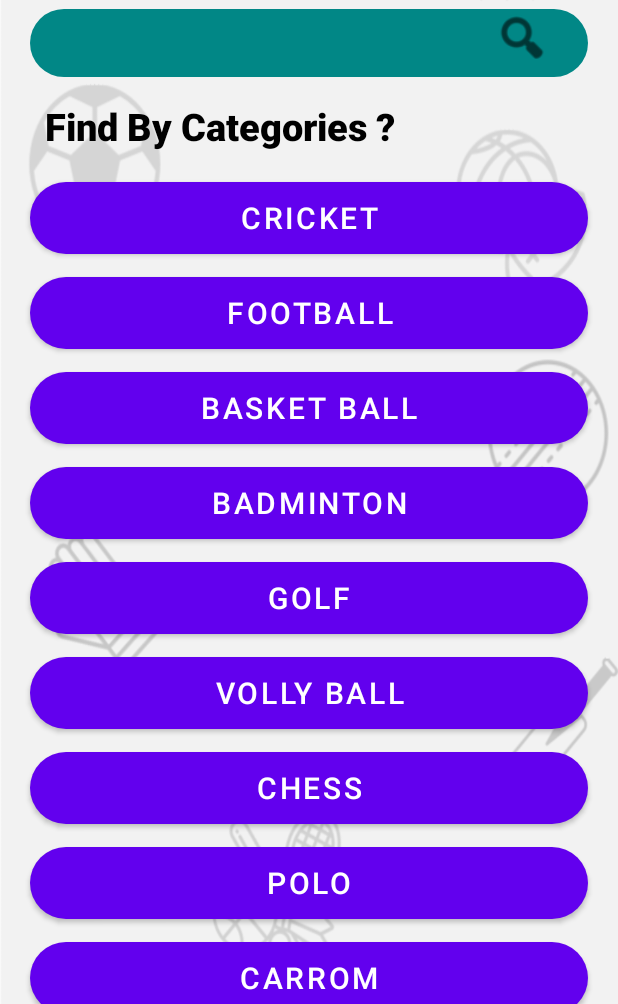
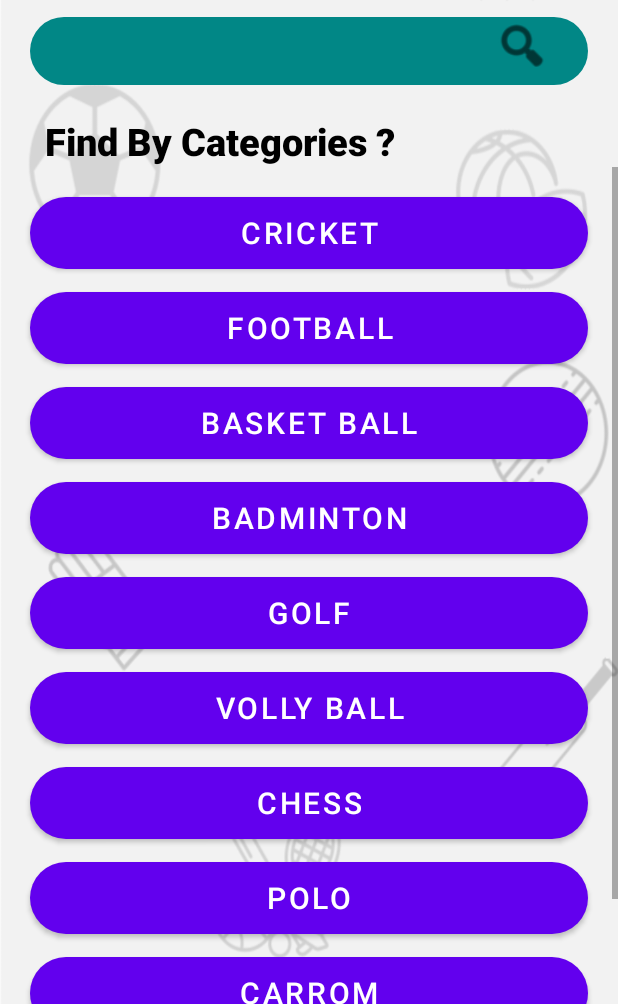
Before and after one commit to Tamanna-Afrose/Android_group5, an Android app: the Soprts screen opened directly, with no data from a screen before it, on a phone screen of 412 x 824 dp, the part 232-1236 px from its top. Run offline under Robolectric (Android 15) with nearby library versions, the phone set to English and light mode, and no system bars.

Commit message:
new activity cricket added & scroll view correct

```diff
--- /dev/null
+++ b/app/src/main/java/com/example/sports_mart/Cricket.kt
@@ -0,0 +1,11 @@
+package com.example.sports_mart
+
+import androidx.appcompat.app.AppCompatActivity
+import android.os.Bundle
+
+class Cricket : AppCompatActivity() {
+    override fun onCreate(savedInstanceState: Bundle?) {
+        super.onCreate(savedInstanceState)
+        setContentView(R.layout.activity_cricket)
+    }
+}
--- /dev/null
+++ b/app/src/main/res/layout/activity_cricket.xml
@@ -0,0 +1,9 @@
+<?xml version="1.0" encoding="utf-8"?>
+<androidx.constraintlayout.widget.ConstraintLayout xmlns:android="http://schemas.android.com/apk/res/android"
+    xmlns:app="http://schemas.android.com/apk/res-auto"
+    xmlns:tools="http://schemas.android.com/tools"
+    android:layout_width="match_parent"
+    android:layout_height="match_parent"
+    tools:context=".Cricket">
+
+</androidx.constraintlayout.widget.ConstraintLayout>
--- a/app/src/main/res/layout/activity_soprts.xml
+++ b/app/src/main/res/layout/activity_soprts.xml
@@ -8,15 +8,48 @@
     tools:context=".MainActivity">
 
 
+    <!--    <ImageView-->
+    <!--        android:id="@+id/logo"-->
+    <!--        android:layout_width="86dp"-->
+    <!--        android:layout_height="79dp"-->
+    <!--        app:srcCompat="@drawable/blue_logo"-->
+    <!--        app:layout_constraintStart_toStartOf="parent"-->
+    <!--        app:layout_constraintTop_toTopOf="parent"-->
+    <!--        android:layout_marginTop="15dp"-->
+    <!--        android:layout_marginLeft="20dp"/>-->
+
+    <!--    <TextView-->
+    <!--        android:id="@+id/appName"-->
+    <!--        android:layout_width="wrap_content"-->
+    <!--        android:layout_height="wrap_content"-->
+    <!--        android:layout_marginLeft="10dp"-->
+    <!--        android:layout_marginTop="25dp"-->
+    <!--        android:fontFamily="sans-serif-medium"-->
+    <!--        android:text="@string/app_name"-->
+    <!--        android:textAppearance="@style/TextAppearance.AppCompat.Display1"-->
+    <!--        android:textColor="@color/DarkBlue"-->
+    <!--        android:textSize="40sp"-->
+    <!--        app:layout_constraintStart_toEndOf="@+id/logo"-->
+
+    <LinearLayout
+        android:layout_width="match_parent"
+        android:layout_height="wrap_content"
+        android:orientation="vertical"
+        app:layout_constraintTop_toTopOf="parent">
+
+        <androidx.constraintlayout.widget.ConstraintLayout
+            android:layout_width="match_parent"
+            android:layout_height="wrap_content">
+
             <ImageView
                 android:id="@+id/logo"
                 android:layout_width="86dp"
                 android:layout_height="79dp"
-        app:srcCompat="@drawable/blue_logo"
+                android:layout_marginLeft="20dp"
+                android:layout_marginTop="15dp"
                 app:layout_constraintStart_toStartOf="parent"
                 app:layout_constraintTop_toTopOf="parent"
-        android:layout_marginTop="15dp"
-        android:layout_marginLeft="20dp"/>
+                app:srcCompat="@drawable/blue_logo" />
 
             <TextView
                 android:id="@+id/appName"
@@ -31,15 +64,16 @@
                 android:textSize="40sp"
                 app:layout_constraintStart_toEndOf="@+id/logo"
                 app:layout_constraintTop_toTopOf="parent" />
+
             <EditText
                 android:id="@+id/search_bar"
                 android:layout_width="match_parent"
                 android:layout_height="45dp"
                 android:layout_marginLeft="20dp"
-        android:layout_marginTop="10dp"
+                android:layout_marginTop="15dp"
                 android:layout_marginRight="20dp"
-        app:layout_constraintTop_toBottomOf="@+id/logo"
-        android:background="@drawable/round_button"/>
+                android:background="@drawable/round_button"
+                app:layout_constraintTop_toBottomOf="@+id/logo" />
 
             <ImageView
                 android:layout_width="48dp"
@@ -55,7 +89,7 @@
                 android:layout_width="wrap_content"
                 android:layout_height="wrap_content"
                 android:layout_marginLeft="10dp"
-        android:layout_marginTop="15dp"
+                android:layout_marginTop="20dp"
                 android:fontFamily="sans-serif-medium"
                 android:text="@string/suggestion"
                 android:textAppearance="@style/TextAppearance.AppCompat.Display1"
@@ -64,148 +98,143 @@
                 android:textStyle="bold"
                 app:layout_constraintStart_toStartOf="@+id/search_bar"
                 app:layout_constraintTop_toBottomOf="@+id/search_bar" />
+        </androidx.constraintlayout.widget.ConstraintLayout>
+
+        <ScrollView
+            android:layout_width="match_parent"
+            android:layout_height="wrap_content"
+            app:layout_constraintStart_toStartOf="@+id/suggest"
+            app:layout_constraintTop_toBottomOf="@+id/suggest"
+            tools:layout_editor_absoluteX="-6dp"
+            tools:layout_editor_absoluteY="214dp">
+
             <LinearLayout
                 android:layout_width="match_parent"
                 android:layout_height="wrap_content"
-    android:orientation="vertical"
-    app:layout_constraintTop_toBottomOf="@+id/suggest">
-    <ScrollView
-        android:layout_width="match_parent"
-        android:layout_height="wrap_content"
-        tools:layout_editor_absoluteX="-6dp"
-        tools:layout_editor_absoluteY="214dp"
-        app:layout_constraintTop_toBottomOf="@+id/suggest"
-        app:layout_constraintStart_toStartOf="@+id/suggest">
-        <LinearLayout
-            android:layout_width="match_parent"
-            android:layout_height="wrap_content"
-            android:orientation="vertical"
-            >
+                android:orientation="vertical">
+
                 <Button
                     android:id="@+id/cricket"
                     android:layout_width="match_parent"
                     android:layout_height="wrap_content"
-                android:text="Cricket"
+                    android:layout_marginLeft="20dp"
                     android:layout_marginTop="20dp"
-                android:textSize="20sp"
-                android:backgroundTint="@color/teal_700"
-                android:layout_marginLeft="20dp"
                     android:layout_marginRight="20dp"
                     android:background="@drawable/round_button"
-                 />
+                    android:backgroundTint="@color/teal_700"
+                    android:text="Cricket"
+                    android:textSize="20sp" />
+
                 <Button
                     android:id="@+id/football"
                     android:layout_width="match_parent"
                     android:layout_height="wrap_content"
-                android:text="@string/football"
-                android:textSize="20sp"
+                    android:layout_marginLeft="20dp"
                     android:layout_marginTop="15dp"
-                android:backgroundTint="@color/teal_700"
-                android:layout_marginLeft="20dp"
                     android:layout_marginRight="20dp"
                     android:background="@drawable/round_button"
-                />
+                    android:backgroundTint="@color/teal_700"
+                    android:text="@string/football"
+                    android:textSize="20sp" />
+
                 <Button
                     android:id="@+id/basketBall"
                     android:layout_width="match_parent"
                     android:layout_height="wrap_content"
-                android:text="@string/basketBall"
-                android:textSize="20sp"
+                    android:layout_marginLeft="20dp"
                     android:layout_marginTop="15dp"
-                android:backgroundTint="@color/teal_700"
-                android:layout_marginLeft="20dp"
                     android:layout_marginRight="20dp"
                     android:background="@drawable/round_button"
-                />
+                    android:backgroundTint="@color/teal_700"
+                    android:text="@string/basketBall"
+                    android:textSize="20sp" />
+
                 <Button
                     android:id="@+id/badminton"
                     android:layout_width="match_parent"
                     android:layout_height="wrap_content"
-                android:text="@string/badminton"
-                android:textSize="20sp"
+                    android:layout_marginLeft="20dp"
                     android:layout_marginTop="15dp"
-                android:backgroundTint="@color/teal_700"
-                android:layout_marginLeft="20dp"
                     android:layout_marginRight="20dp"
                     android:background="@drawable/round_button"
-                />
+                    android:backgroundTint="@color/teal_700"
+                    android:text="@string/badminton"
+                    android:textSize="20sp" />
+
                 <Button
                     android:id="@+id/golf"
                     android:layout_width="match_parent"
                     android:layout_height="wrap_content"
-                android:text="@string/golf"
-                android:textSize="20sp"
+                    android:layout_marginLeft="20dp"
                     android:layout_marginTop="15dp"
-                android:backgroundTint="@color/teal_700"
-                android:layout_marginLeft="20dp"
                     android:layout_marginRight="20dp"
                     android:background="@drawable/round_button"
-                />
+                    android:backgroundTint="@color/teal_700"
+                    android:text="@string/golf"
+                    android:textSize="20sp" />
+
                 <Button
                     android:id="@+id/vollyBall"
                     android:layout_width="match_parent"
                     android:layout_height="wrap_content"
-                android:text="@string/vollyBall"
-                android:textSize="20sp"
+                    android:layout_marginLeft="20dp"
                     android:layout_marginTop="15dp"
-                android:backgroundTint="@color/teal_700"
-                android:layout_marginLeft="20dp"
                     android:layout_marginRight="20dp"
                     android:background="@drawable/round_button"
-                />
+                    android:backgroundTint="@color/teal_700"
+                    android:text="@string/vollyBall"
+                    android:textSize="20sp" />
+
                 <Button
                     android:id="@+id/chess"
                     android:layout_width="match_parent"
                     android:layout_height="wrap_content"
-                android:text="@string/chess"
-                android:textSize="20sp"
+                    android:layout_marginLeft="20dp"
                     android:layout_marginTop="15dp"
-                android:backgroundTint="@color/teal_700"
-                android:layout_marginLeft="20dp"
                     android:layout_marginRight="20dp"
                     android:background="@drawable/round_button"
-                />
+                    android:backgroundTint="@color/teal_700"
+                    android:text="@string/chess"
+                    android:textSize="20sp" />
+
                 <Button
                     android:id="@+id/polo"
                     android:layout_width="match_parent"
                     android:layout_height="wrap_content"
-                android:text="@string/polo"
-                android:textSize="20sp"
+                    android:layout_marginLeft="20dp"
                     android:layout_marginTop="15dp"
-                android:backgroundTint="@color/teal_700"
-                android:layout_marginLeft="20dp"
                     android:layout_marginRight="20dp"
                     android:background="@drawable/round_button"
-                />
+                    android:backgroundTint="@color/teal_700"
+                    android:text="@string/polo"
+                    android:textSize="20sp" />
+
                 <Button
                     android:id="@+id/carrom"
                     android:layout_width="match_parent"
                     android:layout_height="wrap_content"
-                android:text="@string/carrom"
-                android:textSize="20sp"
+                    android:layout_marginLeft="20dp"
                     android:layout_marginTop="15dp"
-                android:backgroundTint="@color/teal_700"
-                android:layout_marginLeft="20dp"
                     android:layout_marginRight="20dp"
                     android:background="@drawable/round_button"
-                />
+                    android:backgroundTint="@color/teal_700"
+                    android:text="@string/carrom"
+                    android:textSize="20sp" />
+
                 <Button
                     android:id="@+id/ludo"
                     android:layout_width="match_parent"
                     android:layout_height="wrap_content"
-                android:text="@string/ludo"
-                android:textSize="20sp"
+                    android:layout_marginLeft="20dp"
                     android:layout_marginTop="15dp"
-                android:backgroundTint="@color/teal_700"
-                android:layout_marginLeft="20dp"
                     android:layout_marginRight="20dp"
                     android:background="@drawable/round_button"
-                />
-
+                    android:backgroundTint="@color/teal_700"
+                    android:text="@string/ludo"
+                    android:textSize="20sp" />
             </LinearLayout>
         </ScrollView>
     </LinearLayout>
 
 
-
 </androidx.constraintlayout.widget.ConstraintLayout>
```
Also changed, not shown: app/src/main/AndroidManifest.xml (+7 -0 lines). Lines whose indentation alone changed are shown as unchanged.
